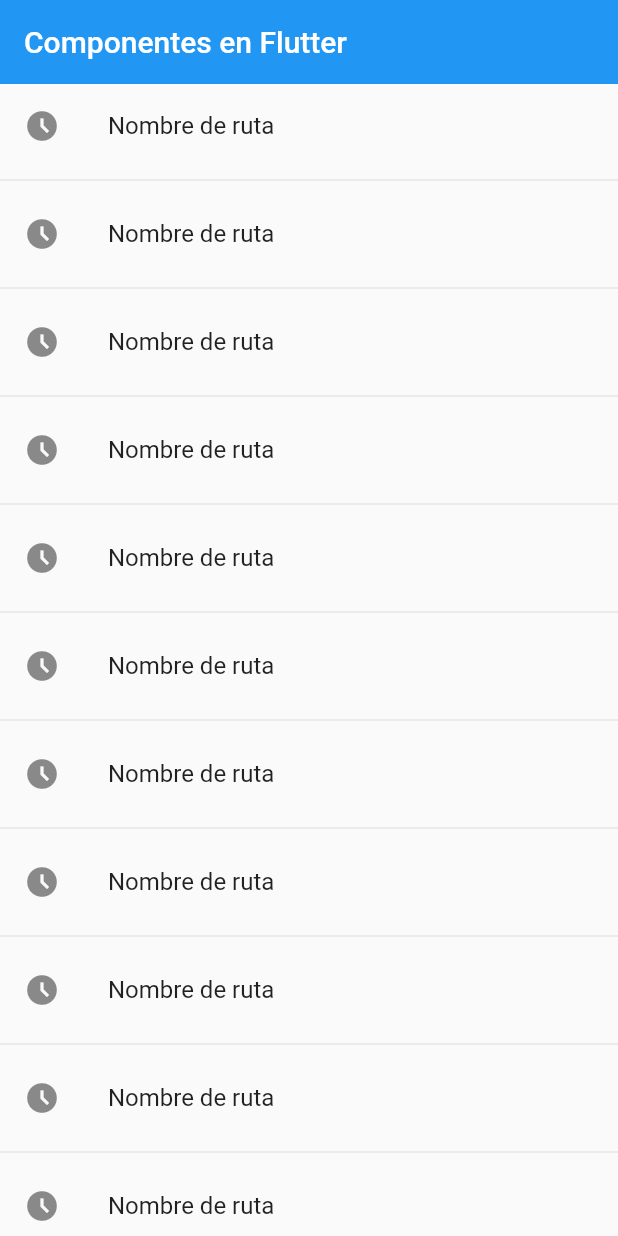
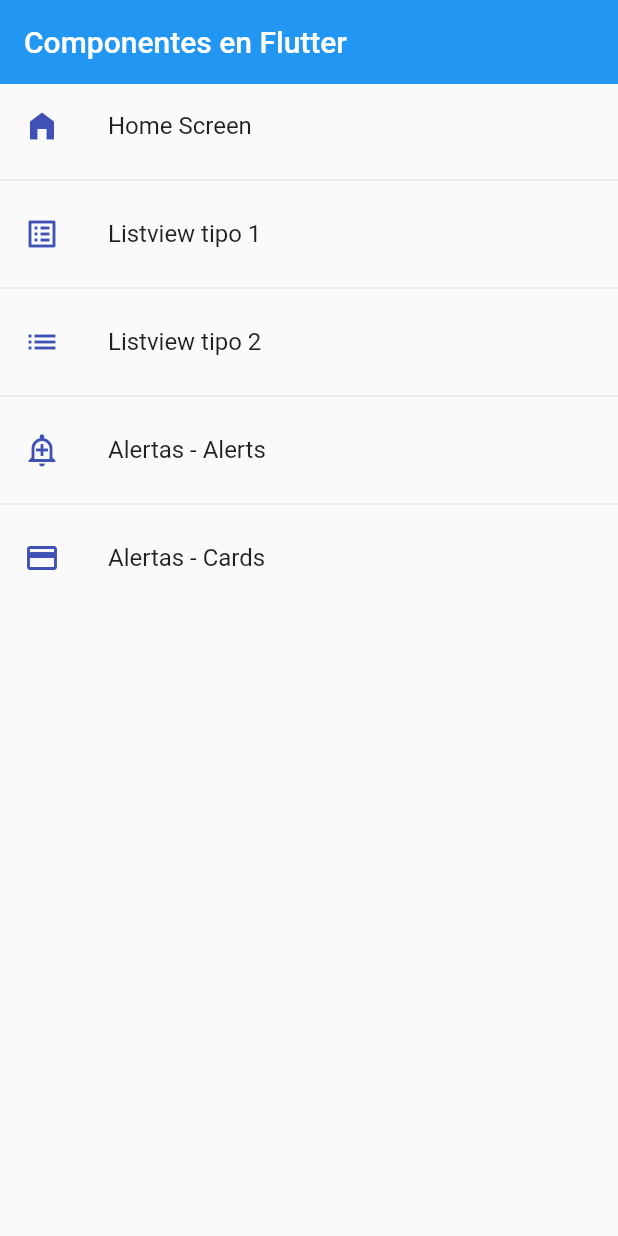
Before and after one commit to Cesluc/Flutter-Projects, a Flutter app: the screen it shows after launch, on a phone screen of 412 x 824 dp. Run offline on Flutter 3.47's test engine with Material 2 defaults, Android fonts, the phone set to English and light mode, and no system bars.

Commit message:
Creando el metodo con las rutas de la aplicación

```diff
--- a/fl_components/lib/main.dart
+++ b/fl_components/lib/main.dart
@@ -13,7 +13,7 @@ class MyApp extends StatelessWidget {
       title: 'Material App',
       // home: const CardScreen(),
       initialRoute: AppRoutes.initialRoute,
-      routes:AppRoutes.routes,
+      routes:AppRoutes.getAppRoutes(),
       onGenerateRoute:AppRoutes.onGenerateRoute
     );
   }
--- a/fl_components/lib/router/app_routes.dart
+++ b/fl_components/lib/router/app_routes.dart
@@ -16,13 +16,24 @@ class AppRoutes {
     MenuOption(route: 'card',  name: 'Alertas - Cards', screen: const CardScreen(), icon: Icons.credit_card)
   ];
 
-  static Map<String, Widget Function(BuildContext)> routes = {
-    'home'      : (BuildContext context) => const HomeScreen(),
-    'listview1' : (BuildContext context) => const Listview1Screen(),
-    'listview2' : (BuildContext context) => const Listview2Screen(),
-    'alert'     : (BuildContext context) => const AlertScreen(),
-    'card'      : (BuildContext context) => const CardScreen(),
-  };
+  static Map<String, Widget Function(BuildContext)> getAppRoutes(){
+
+    Map<String, Widget Function(BuildContext)> appRoutes = {};
+
+    for(final option in menuOptions){
+      appRoutes.addAll({option.route: (BuildContext context) => option.screen});
+    }
+
+    return appRoutes;
+  }
+
+  // static Map<String, Widget Function(BuildContext)> routes = {
+    // 'home'      : (BuildContext context) => const HomeScreen(),
+  //   'listview1' : (BuildContext context) => const Listview1Screen(),
+  //   'listview2' : (BuildContext context) => const Listview2Screen(),
+  //   'alert'     : (BuildContext context) => const AlertScreen(),
+  //   'card'      : (BuildContext context) => const CardScreen(),
+  // };
 
   static Route<dynamic> onGenerateRoute (RouteSettings settings) {
         return  MaterialPageRoute(
--- a/fl_components/lib/screens/home_screen.dart
+++ b/fl_components/lib/screens/home_screen.dart
@@ -1,5 +1,6 @@
-import 'package:fl_components/screens/screens.dart';
 import 'package:flutter/material.dart';
+
+import '../router/app_routes.dart';
 
 class HomeScreen extends StatelessWidget {
 
@@ -7,6 +8,8 @@ class HomeScreen extends StatelessWidget {
 
   @override
   Widget build(BuildContext context) {
+    final menuOptions = AppRoutes.menuOptions;
+
     return  Scaffold(
       appBar: AppBar(
         title: const Text('Componentes en Flutter'),
@@ -14,8 +17,8 @@ class HomeScreen extends StatelessWidget {
       ),
       body: ListView.separated(
         itemBuilder: (context, index) => ListTile(
-          leading: const Icon(Icons.access_time_filled_outlined),
-          title: const Text('Nombre de ruta'),
+          leading: Icon(menuOptions[index].icon,color: Colors.indigo,),
+          title: Text(menuOptions[index].name),
           onTap: () {
 
             // final route = MaterialPageRoute(
@@ -24,13 +27,13 @@ class HomeScreen extends StatelessWidget {
             // );
             // Navigator.push(context, route); // Destruye el stack de paginas anterior, cuando no hay que regresar
             // Navigator.pushReplacement(context, route); // Destruye el stack de paginas anterior, cuando no hay que regresar
-            Navigator.pushNamed(context, 'card2');
+            Navigator.pushNamed(context,menuOptions[index].route);
 
 
           },
         ),
         separatorBuilder: (_, __) => const Divider(),
-        itemCount: 100
+        itemCount: menuOptions.length
       )
     );
   }
```
